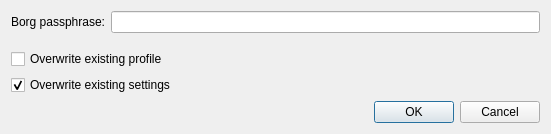
Qt form src/vorta/assets/UI/importwindow.ui (borgbase/vorta) before a commit.
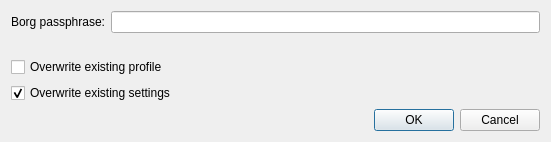
The same form after that commit.

The edit to the form file:
```diff
--- a/src/vorta/assets/UI/importwindow.ui
+++ b/src/vorta/assets/UI/importwindow.ui
@@ -7,7 +7,7 @@
     <x>0</x>
     <y>0</y>
     <width>551</width>
-    <height>134</height>
+    <height>142</height>
    </rect>
   </property>
   <property name="sizePolicy">
```
Left out of the diff: 3 changed lines with no effect on the pictures.
